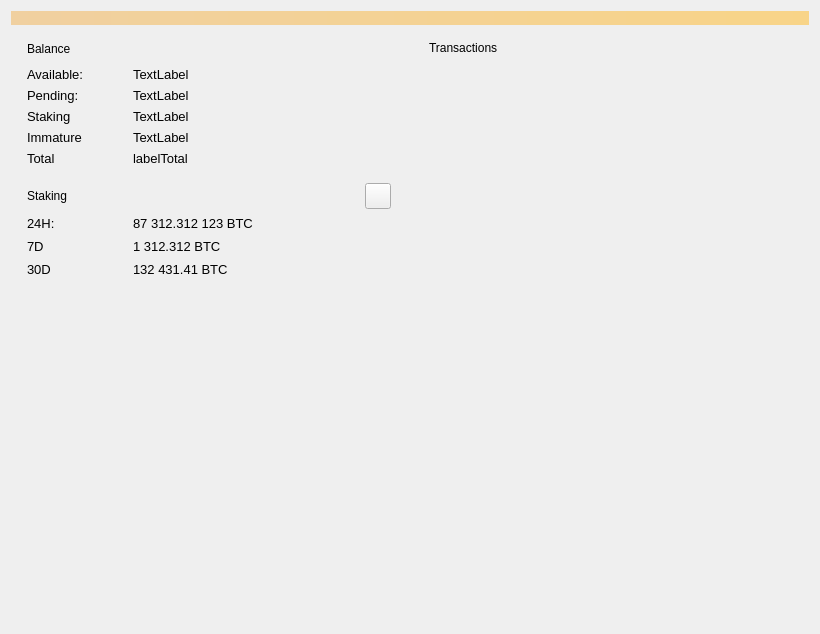
Old version of the form src/qt/forms/overviewpage.ui in the repository kobocoin/Kobocoin.
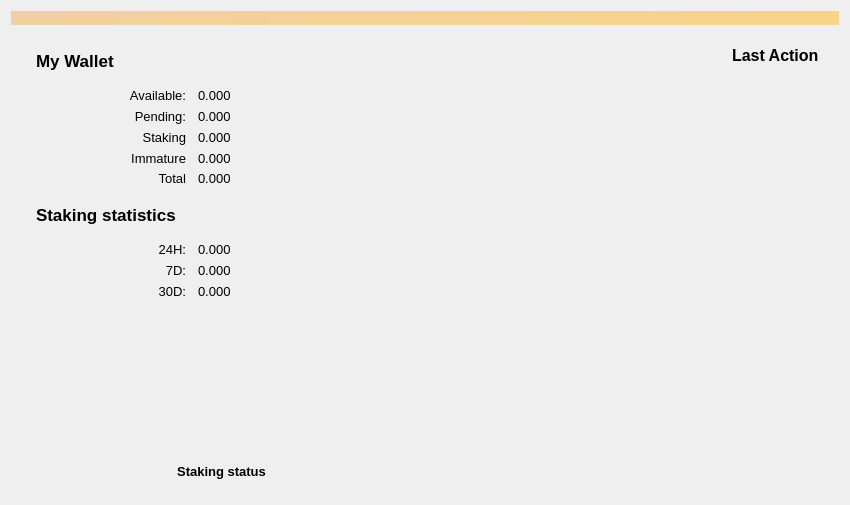
New version of the form. Icons and pictures are not drawn. Custom widgets are drawn as their Qt base class.

The edit to the form file:
```diff
--- a/src/qt/forms/overviewpage.ui
+++ b/src/qt/forms/overviewpage.ui
@@ -6,8 +6,8 @@
    <rect>
     <x>0</x>
     <y>0</y>
-    <width>820</width>
-    <height>634</height>
+    <width>850</width>
+    <height>505</height>
    </rect>
   </property>
   <property name="sizePolicy">
@@ -26,8 +26,14 @@
    <string>Form</string>
   </property>
   <layout class="QVBoxLayout" name="topLayout">
+   <property name="bottomMargin">
+    <number>9</number>
+   </property>
    <item>
     <widget class="QLabel" name="labelAlerts">
+     <property name="enabled">
+      <bool>true</bool>
+     </property>
      <property name="visible">
       <bool>false</bool>
      </property>
@@ -56,85 +62,134 @@
         <enum>QLayout::SetNoConstraint</enum>
        </property>
        <property name="leftMargin">
-        <number>16</number>
+        <number>15</number>
        </property>
        <property name="topMargin">
-        <number>7</number>
+        <number>0</number>
        </property>
        <property name="rightMargin">
-        <number>16</number>
+        <number>5</number>
        </property>
        <property name="bottomMargin">
         <number>16</number>
        </property>
        <item>
-        <layout class="QHBoxLayout" name="horizontalLayout_3">
+        <widget class="QWidget" name="widget" native="true">
+         <layout class="QVBoxLayout" name="verticalLayout_4" stretch="0,0,0,0">
          <property name="spacing">
+           <number>6</number>
+          </property>
+          <property name="leftMargin">
+           <number>10</number>
+          </property>
+          <property name="topMargin">
+           <number>8</number>
+          </property>
+          <property name="rightMargin">
+           <number>10</number>
+          </property>
+          <property name="bottomMargin">
+           <number>25</number>
+          </property>
+          <item>
+           <layout class="QHBoxLayout" name="horizontalLayout_9">
+            <property name="spacing">
           <number>0</number>
          </property>
+            <property name="topMargin">
+             <number>10</number>
+            </property>
+            <property name="rightMargin">
+             <number>15</number>
+            </property>
          <item>
-          <widget class="QLabel" name="label_4">
+             <widget class="QLabel" name="label_MyWallet">
+              <property name="enabled">
+               <bool>true</bool>
+              </property>
            <property name="sizePolicy">
-            <sizepolicy hsizetype="Minimum" vsizetype="Preferred">
+               <sizepolicy hsizetype="Preferred" vsizetype="Preferred">
              <horstretch>0</horstretch>
              <verstretch>0</verstretch>
             </sizepolicy>
            </property>
+              <property name="minimumSize">
+               <size>
+                <width>110</width>
+                <height>0</height>
+               </size>
+              </property>
            <property name="font">
-            <font/>
+               <font>
+                <pointsize>13</pointsize>
+                <weight>75</weight>
+                <bold>true</bold>
+               </font>
+              </property>
+              <property name="layoutDirection">
+               <enum>Qt::LeftToRight</enum>
+              </property>
+              <property name="lineWidth">
+               <number>1</number>
            </property>
            <property name="text">
-            <string>Balance</string>
+               <string>My Wallet</string>
+              </property>
+              <property name="alignment">
+               <set>Qt::AlignBottom|Qt::AlignLeading|Qt::AlignLeft</set>
+              </property>
+              <property name="margin">
+               <number>-1</number>
+              </property>
+              <property name="indent">
+               <number>-1</number>
            </property>
           </widget>
          </item>
          <item>
-          <spacer name="horizontalSpacer_11">
+             <spacer name="horizontalSpacer_2">
            <property name="orientation">
             <enum>Qt::Horizontal</enum>
            </property>
-           <property name="sizeType">
-            <enum>QSizePolicy::Maximum</enum>
-           </property>
            <property name="sizeHint" stdset="0">
             <size>
-             <width>10</width>
+                <width>40</width>
              <height>20</height>
             </size>
            </property>
           </spacer>
          </item>
          <item>
-          <widget class="QPushButton" name="labelWalletStatus">
+             <widget class="QLabel" name="label">
            <property name="maximumSize">
             <size>
-             <width>22</width>
-             <height>22</height>
-            </size>
-           </property>
-           <property name="baseSize">
-            <size>
-             <width>22</width>
-             <height>22</height>
+                <width>70</width>
+                <height>55</height>
             </size>
            </property>
            <property name="text">
             <string/>
            </property>
-           <property name="flat">
+              <property name="pixmap">
+               <pixmap resource="../bitcoin.qrc">:/images/wallet_logo2</pixmap>
+              </property>
+              <property name="scaledContents">
             <bool>true</bool>
            </property>
           </widget>
          </item>
          <item>
-          <spacer name="horizontalSpacer_10">
+             <spacer name="horizontalSpacer">
            <property name="orientation">
             <enum>Qt::Horizontal</enum>
            </property>
+              <property name="sizeType">
+               <enum>QSizePolicy::Preferred</enum>
+              </property>
            <property name="sizeHint" stdset="0">
             <size>
-             <width>40</width>
-             <height>20</height>
+                <width>20</width>
+                <height>22</height>
             </size>
            </property>
           </spacer>
@@ -142,20 +197,30 @@
         </layout>
        </item>
        <item>
-        <layout class="QHBoxLayout" name="horizontalLayout_4">
-         <item>
-          <layout class="QFormLayout" name="formLayout">
-           <property name="sizeConstraint">
-            <enum>QLayout::SetNoConstraint</enum>
-           </property>
+           <layout class="QFormLayout" name="formLayout_3">
            <property name="labelAlignment">
-            <set>Qt::AlignLeading|Qt::AlignLeft|Qt::AlignVCenter</set>
+             <set>Qt::AlignRight|Qt::AlignTrailing|Qt::AlignVCenter</set>
+            </property>
+            <property name="horizontalSpacing">
+             <number>12</number>
            </property>
            <property name="verticalSpacing">
             <number>4</number>
            </property>
+            <property name="leftMargin">
+             <number>50</number>
+            </property>
+            <property name="topMargin">
+             <number>10</number>
+            </property>
+            <property name="rightMargin">
+             <number>10</number>
+            </property>
+            <property name="bottomMargin">
+             <number>10</number>
+            </property>
            <item row="0" column="0">
-            <widget class="QLabel" name="label_5">
+             <widget class="QLabel" name="lbl_Available_text">
              <property name="sizePolicy">
               <sizepolicy hsizetype="Minimum" vsizetype="Preferred">
                <horstretch>0</horstretch>
@@ -186,7 +251,7 @@
               <string>Available:</string>
              </property>
              <property name="alignment">
-              <set>Qt::AlignLeading|Qt::AlignLeft|Qt::AlignVCenter</set>
+               <set>Qt::AlignRight|Qt::AlignTrailing|Qt::AlignVCenter</set>
              </property>
             </widget>
            </item>
@@ -201,7 +266,7 @@
               </font>
              </property>
              <property name="text">
-              <string>TextLabel</string>
+               <string>0.000</string>
              </property>
              <property name="alignment">
               <set>Qt::AlignLeading|Qt::AlignLeft|Qt::AlignVCenter</set>
@@ -209,7 +274,7 @@
             </widget>
            </item>
            <item row="1" column="0">
-            <widget class="QLabel" name="label_7">
+             <widget class="QLabel" name="lbl_Pending_Text">
              <property name="sizePolicy">
               <sizepolicy hsizetype="Minimum" vsizetype="Preferred">
                <horstretch>0</horstretch>
@@ -240,7 +305,7 @@
               <string>Pending:</string>
              </property>
              <property name="alignment">
-              <set>Qt::AlignLeading|Qt::AlignLeft|Qt::AlignVCenter</set>
+               <set>Qt::AlignRight|Qt::AlignTrailing|Qt::AlignVCenter</set>
              </property>
             </widget>
            </item>
@@ -255,7 +320,61 @@
               </font>
              </property>
              <property name="text">
-              <string>TextLabel</string>
+               <string>0.000</string>
+              </property>
+              <property name="alignment">
+               <set>Qt::AlignLeading|Qt::AlignLeft|Qt::AlignVCenter</set>
+              </property>
+             </widget>
+            </item>
+            <item row="2" column="0">
+             <widget class="QLabel" name="labelStakingText">
+              <property name="sizePolicy">
+               <sizepolicy hsizetype="Minimum" vsizetype="Preferred">
+                <horstretch>0</horstretch>
+                <verstretch>0</verstretch>
+               </sizepolicy>
+              </property>
+              <property name="minimumSize">
+               <size>
+                <width>100</width>
+                <height>17</height>
+               </size>
+              </property>
+              <property name="maximumSize">
+               <size>
+                <width>100</width>
+                <height>17</height>
+               </size>
+              </property>
+              <property name="font">
+               <font>
+                <pointsize>10</pointsize>
+                <weight>50</weight>
+                <bold>false</bold>
+                <stylestrategy>PreferAntialias</stylestrategy>
+               </font>
+              </property>
+              <property name="text">
+               <string>Staking</string>
+              </property>
+              <property name="alignment">
+               <set>Qt::AlignRight|Qt::AlignTrailing|Qt::AlignVCenter</set>
+              </property>
+             </widget>
+            </item>
+            <item row="2" column="1">
+             <widget class="QLabel" name="labelStaking">
+              <property name="font">
+               <font>
+                <pointsize>10</pointsize>
+                <weight>50</weight>
+                <bold>false</bold>
+                <stylestrategy>PreferAntialias</stylestrategy>
+               </font>
+              </property>
+              <property name="text">
+               <string>0.000</string>
              </property>
              <property name="alignment">
               <set>Qt::AlignLeading|Qt::AlignLeft|Qt::AlignVCenter</set>
@@ -294,7 +413,7 @@
               <string>Immature</string>
              </property>
              <property name="alignment">
-              <set>Qt::AlignLeading|Qt::AlignLeft|Qt::AlignVCenter</set>
+               <set>Qt::AlignRight|Qt::AlignTrailing|Qt::AlignVCenter</set>
              </property>
             </widget>
            </item>
@@ -309,7 +428,7 @@
               </font>
              </property>
              <property name="text">
-              <string>TextLabel</string>
+               <string>0.000</string>
              </property>
              <property name="alignment">
               <set>Qt::AlignLeading|Qt::AlignLeft|Qt::AlignVCenter</set>
@@ -317,7 +436,7 @@
             </widget>
            </item>
            <item row="4" column="0">
-            <widget class="QLabel" name="label_8">
+             <widget class="QLabel" name="overviewpage_total_label">
              <property name="sizePolicy">
               <sizepolicy hsizetype="Minimum" vsizetype="Preferred">
                <horstretch>0</horstretch>
@@ -326,14 +445,14 @@
              </property>
              <property name="minimumSize">
               <size>
-               <width>100</width>
-               <height>17</height>
+                <width>0</width>
+                <height>0</height>
               </size>
              </property>
              <property name="maximumSize">
               <size>
-               <width>100</width>
-               <height>17</height>
+                <width>16777215</width>
+                <height>16777215</height>
               </size>
              </property>
              <property name="font">
@@ -348,7 +467,7 @@
               <string>Total</string>
              </property>
              <property name="alignment">
-              <set>Qt::AlignLeading|Qt::AlignLeft|Qt::AlignVCenter</set>
+               <set>Qt::AlignRight|Qt::AlignTrailing|Qt::AlignVCenter</set>
              </property>
             </widget>
            </item>
@@ -363,151 +482,76 @@
               </font>
              </property>
              <property name="text">
-              <string>labelTotal</string>
+               <string>0.000</string>
              </property>
              <property name="alignment">
               <set>Qt::AlignLeading|Qt::AlignLeft|Qt::AlignVCenter</set>
              </property>
             </widget>
            </item>
-           <item row="2" column="1">
-            <widget class="QLabel" name="labelStaking">
-             <property name="font">
-              <font>
-               <pointsize>10</pointsize>
-               <weight>50</weight>
-               <bold>false</bold>
-               <stylestrategy>PreferAntialias</stylestrategy>
-              </font>
-             </property>
-             <property name="text">
-              <string>TextLabel</string>
-             </property>
-             <property name="alignment">
-              <set>Qt::AlignLeading|Qt::AlignLeft|Qt::AlignVCenter</set>
-             </property>
-            </widget>
-           </item>
-           <item row="2" column="0">
-            <widget class="QLabel" name="labelStakingText">
-             <property name="sizePolicy">
-              <sizepolicy hsizetype="Minimum" vsizetype="Preferred">
-               <horstretch>0</horstretch>
-               <verstretch>0</verstretch>
-              </sizepolicy>
-             </property>
-             <property name="minimumSize">
-              <size>
-               <width>100</width>
-               <height>17</height>
-              </size>
-             </property>
-             <property name="maximumSize">
-              <size>
-               <width>100</width>
-               <height>17</height>
-              </size>
-             </property>
-             <property name="font">
-              <font>
-               <pointsize>10</pointsize>
-               <weight>50</weight>
-               <bold>false</bold>
-               <stylestrategy>PreferAntialias</stylestrategy>
-              </font>
-             </property>
-             <property name="text">
-              <string>Staking</string>
-             </property>
-             <property name="alignment">
-              <set>Qt::AlignLeading|Qt::AlignLeft|Qt::AlignVCenter</set>
-             </property>
-            </widget>
-           </item>
-          </layout>
-         </item>
-        </layout>
-       </item>
+           </layout>
+          </item>
        <item>
-        <spacer name="verticalSpacer_5">
-         <property name="orientation">
-          <enum>Qt::Vertical</enum>
-         </property>
-         <property name="sizeType">
-          <enum>QSizePolicy::Maximum</enum>
-         </property>
-         <property name="sizeHint" stdset="0">
-          <size>
-           <width>20</width>
-           <height>10</height>
-          </size>
-         </property>
-        </spacer>
-       </item>
-       <item>
-        <layout class="QHBoxLayout" name="horizontalLayout_7">
-         <property name="spacing">
+           <layout class="QHBoxLayout" name="horizontalLayout_4">
+            <property name="topMargin">
+             <number>3</number>
+            </property>
+            <property name="bottomMargin">
           <number>0</number>
          </property>
          <item>
-          <widget class="QLabel" name="label_11">
+             <widget class="QLabel" name="StakingStatus_Heading">
+              <property name="minimumSize">
+               <size>
+                <width>100</width>
+                <height>0</height>
+               </size>
+              </property>
            <property name="font">
-            <font/>
+               <font>
+                <pointsize>13</pointsize>
+                <weight>75</weight>
+                <bold>true</bold>
+               </font>
+              </property>
+              <property name="lineWidth">
+               <number>1</number>
            </property>
            <property name="text">
-            <string>Staking</string>
+               <string>Staking statistics</string>
            </property>
            <property name="alignment">
             <set>Qt::AlignLeading|Qt::AlignLeft|Qt::AlignVCenter</set>
            </property>
-          </widget>
-         </item>
-         <item>
-          <spacer name="horizontalSpacer_8">
-           <property name="orientation">
-            <enum>Qt::Horizontal</enum>
-           </property>
-           <property name="sizeType">
-            <enum>QSizePolicy::Maximum</enum>
-           </property>
-           <property name="sizeHint" stdset="0">
-            <size>
-             <width>10</width>
-             <height>20</height>
-            </size>
-           </property>
-          </spacer>
-         </item>
-         <item>
-          <widget class="QPushButton" name="unlockStakingButton">
-           <property name="minimumSize">
-            <size>
-             <width>26</width>
-             <height>26</height>
-            </size>
-           </property>
-           <property name="maximumSize">
-            <size>
-             <width>26</width>
-             <height>26</height>
-            </size>
-           </property>
-           <property name="text">
-            <string/>
+              <property name="margin">
+               <number>-1</number>
            </property>
           </widget>
          </item>
         </layout>
        </item>
        <item>
-        <layout class="QHBoxLayout" name="horizontalLayout_6">
-         <item>
-          <layout class="QFormLayout" name="formLayout_2">
-           <property name="labelAlignment">
-            <set>Qt::AlignLeading|Qt::AlignLeft|Qt::AlignVCenter</set>
+           <layout class="QFormLayout" name="formLayout">
+            <property name="horizontalSpacing">
+             <number>12</number>
+            </property>
+            <property name="verticalSpacing">
+             <number>4</number>
+            </property>
+            <property name="leftMargin">
+             <number>50</number>
+            </property>
+            <property name="topMargin">
+             <number>10</number>
+            </property>
+            <property name="rightMargin">
+             <number>10</number>
+            </property>
+            <property name="bottomMargin">
+             <number>10</number>
            </property>
            <item row="1" column="0">
-            <widget class="QLabel" name="label_10">
+             <widget class="QLabel" name="lbl_7D_Text">
              <property name="sizePolicy">
               <sizepolicy hsizetype="Minimum" vsizetype="Preferred">
                <horstretch>0</horstretch>
@@ -532,73 +576,18 @@
                <weight>50</weight>
                <bold>false</bold>
                <stylestrategy>PreferAntialias</stylestrategy>
+                <kerning>false</kerning>
               </font>
              </property>
              <property name="text">
-              <string>24H:</string>
+               <string>7D:</string>
              </property>
              <property name="alignment">
-              <set>Qt::AlignLeading|Qt::AlignLeft|Qt::AlignVCenter</set>
+               <set>Qt::AlignRight|Qt::AlignTrailing|Qt::AlignVCenter</set>
              </property>
             </widget>
            </item>
            <item row="1" column="1">
-            <widget class="QLabel" name="label24hStakingStats">
-             <property name="font">
-              <font>
-               <pointsize>10</pointsize>
-               <weight>50</weight>
-               <bold>false</bold>
-               <stylestrategy>PreferAntialias</stylestrategy>
-               <kerning>false</kerning>
-              </font>
-             </property>
-             <property name="text">
-              <string>87 312.312 123 BTC</string>
-             </property>
-             <property name="alignment">
-              <set>Qt::AlignLeading|Qt::AlignLeft|Qt::AlignVCenter</set>
-             </property>
-            </widget>
-           </item>
-           <item row="2" column="0">
-            <widget class="QLabel" name="label_13">
-             <property name="sizePolicy">
-              <sizepolicy hsizetype="Minimum" vsizetype="Preferred">
-               <horstretch>0</horstretch>
-               <verstretch>0</verstretch>
-              </sizepolicy>
-             </property>
-             <property name="minimumSize">
-              <size>
-               <width>100</width>
-               <height>17</height>
-              </size>
-             </property>
-             <property name="maximumSize">
-              <size>
-               <width>100</width>
-               <height>17</height>
-              </size>
-             </property>
-             <property name="font">
-              <font>
-               <pointsize>10</pointsize>
-               <weight>50</weight>
-               <bold>false</bold>
-               <stylestrategy>PreferAntialias</stylestrategy>
-               <kerning>false</kerning>
-              </font>
-             </property>
-             <property name="text">
-              <string>7D</string>
-             </property>
-             <property name="alignment">
-              <set>Qt::AlignLeading|Qt::AlignLeft|Qt::AlignVCenter</set>
-             </property>
-            </widget>
-           </item>
-           <item row="2" column="1">
             <widget class="QLabel" name="label7dStakingStats">
              <property name="font">
               <font>
@@ -610,15 +599,15 @@
               </font>
              </property>
              <property name="text">
-              <string>1 312.312 BTC</string>
+               <string>0.000</string>
              </property>
              <property name="alignment">
               <set>Qt::AlignLeading|Qt::AlignLeft|Qt::AlignVCenter</set>
              </property>
             </widget>
            </item>
-           <item row="3" column="0">
-            <widget class="QLabel" name="label_14">
+            <item row="2" column="0">
+             <widget class="QLabel" name="lbl_30D_Text">
              <property name="sizePolicy">
               <sizepolicy hsizetype="Minimum" vsizetype="Preferred">
                <horstretch>0</horstretch>
@@ -627,13 +616,13 @@
              </property>
              <property name="minimumSize">
               <size>
-               <width>70</width>
+                <width>100</width>
                <height>17</height>
               </size>
              </property>
              <property name="maximumSize">
               <size>
-               <width>70</width>
+                <width>100</width>
                <height>17</height>
               </size>
              </property>
@@ -647,14 +636,14 @@
               </font>
              </property>
              <property name="text">
-              <string>30D</string>
+               <string>30D:</string>
              </property>
              <property name="alignment">
-              <set>Qt::AlignLeading|Qt::AlignLeft|Qt::AlignVCenter</set>
+               <set>Qt::AlignRight|Qt::AlignTrailing|Qt::AlignVCenter</set>
              </property>
             </widget>
            </item>
-           <item row="3" column="1">
+            <item row="2" column="1">
             <widget class="QLabel" name="label30dStakingStats">
              <property name="font">
               <font>
@@ -666,16 +655,104 @@
               </font>
              </property>
              <property name="text">
-              <string>132 431.41 BTC</string>
+               <string>0.000</string>
              </property>
              <property name="alignment">
               <set>Qt::AlignLeading|Qt::AlignLeft|Qt::AlignVCenter</set>
              </property>
             </widget>
            </item>
+            <item row="0" column="0">
+             <widget class="QLabel" name="lbl_24H_Text">
+              <property name="sizePolicy">
+               <sizepolicy hsizetype="Minimum" vsizetype="Preferred">
+                <horstretch>0</horstretch>
+                <verstretch>0</verstretch>
+               </sizepolicy>
+              </property>
+              <property name="minimumSize">
+               <size>
+                <width>100</width>
+                <height>17</height>
+               </size>
+              </property>
+              <property name="maximumSize">
+               <size>
+                <width>100</width>
+                <height>17</height>
+               </size>
+              </property>
+              <property name="font">
+               <font>
+                <pointsize>10</pointsize>
+                <weight>50</weight>
+                <bold>false</bold>
+                <stylestrategy>PreferAntialias</stylestrategy>
+               </font>
+              </property>
+              <property name="text">
+               <string>24H:</string>
+              </property>
+              <property name="alignment">
+               <set>Qt::AlignRight|Qt::AlignTrailing|Qt::AlignVCenter</set>
+              </property>
+             </widget>
+            </item>
+            <item row="0" column="1">
+             <widget class="QLabel" name="label24hStakingStats">
+              <property name="font">
+               <font>
+                <pointsize>10</pointsize>
+                <weight>50</weight>
+                <bold>false</bold>
+                <stylestrategy>PreferAntialias</stylestrategy>
+                <kerning>false</kerning>
+               </font>
+              </property>
+              <property name="text">
+               <string>0.000</string>
+              </property>
+              <property name="alignment">
+               <set>Qt::AlignLeading|Qt::AlignLeft|Qt::AlignVCenter</set>
+              </property>
+             </widget>
+            </item>
           </layout>
          </item>
         </layout>
+        </widget>
+       </item>
+       <item>
+        <spacer name="verticalSpacer">
+         <property name="orientation">
+          <enum>Qt::Vertical</enum>
+         </property>
+         <property name="sizeHint" stdset="0">
+          <size>
+           <width>20</width>
+           <height>5</height>
+          </size>
+         </property>
+        </spacer>
+       </item>
+       <item>
+        <widget class="QLabel" name="label_2">
+         <property name="text">
+          <string/>
+         </property>
+         <property name="pixmap">
+          <pixmap resource="../bitcoin.qrc">:/images/wallet_logo100x79</pixmap>
+         </property>
+         <property name="scaledContents">
+          <bool>false</bool>
+         </property>
+         <property name="alignment">
+          <set>Qt::AlignCenter</set>
+         </property>
+         <property name="wordWrap">
+          <bool>false</bool>
+         </property>
+        </widget>
        </item>
        <item>
         <widget class="QLabel" name="stakingStatusLabel">
@@ -687,57 +764,81 @@
          </property>
          <property name="minimumSize">
           <size>
-           <width>235</width>
+           <width>0</width>
            <height>0</height>
           </size>
          </property>
          <property name="maximumSize">
           <size>
-           <width>235</width>
+           <width>16777215</width>
            <height>16777215</height>
           </size>
          </property>
+         <property name="font">
+          <font>
+           <pointsize>10</pointsize>
+           <weight>75</weight>
+           <bold>true</bold>
+           <kerning>true</kerning>
+          </font>
+         </property>
          <property name="text">
-          <string/>
+          <string>Staking status</string>
+         </property>
+         <property name="alignment">
+          <set>Qt::AlignCenter</set>
          </property>
          <property name="wordWrap">
           <bool>true</bool>
          </property>
         </widget>
        </item>
-       <item>
-        <spacer name="verticalSpacer_4">
-         <property name="orientation">
-          <enum>Qt::Vertical</enum>
-         </property>
-         <property name="sizeHint" stdset="0">
-          <size>
-           <width>20</width>
-           <height>40</height>
-          </size>
-         </property>
-        </spacer>
-       </item>
       </layout>
      </item>
      <item>
+      <widget class="QWidget" name="widget_2" native="true">
       <layout class="QVBoxLayout" name="verticalLayout_3">
        <property name="leftMargin">
-        <number>16</number>
+         <number>10</number>
        </property>
        <property name="topMargin">
         <number>7</number>
        </property>
        <property name="rightMargin">
-        <number>16</number>
+         <number>5</number>
        </property>
        <property name="bottomMargin">
         <number>16</number>
        </property>
        <item>
-        <layout class="QVBoxLayout" name="verticalLayout_4">
+         <layout class="QVBoxLayout" name="verticalLayout_4_4">
+          <property name="leftMargin">
+           <number>0</number>
+          </property>
+          <property name="rightMargin">
+           <number>15</number>
+          </property>
          <item>
           <layout class="QHBoxLayout" name="horizontalLayout_5">
+            <property name="sizeConstraint">
+             <enum>QLayout::SetDefaultConstraint</enum>
+            </property>
+            <property name="topMargin">
+             <number>8</number>
+            </property>
+            <item>
+             <spacer name="horizontalSpacer_12">
+              <property name="orientation">
+               <enum>Qt::Horizontal</enum>
+              </property>
+              <property name="sizeHint" stdset="0">
+               <size>
+                <width>40</width>
+                <height>20</height>
+               </size>
+              </property>
+             </spacer>
+            </item>
            <item>
             <widget class="QLabel" name="label_12">
              <property name="sizePolicy">
@@ -753,54 +854,122 @@
               </size>
              </property>
              <property name="font">
-              <font/>
+               <font>
+                <pointsize>12</pointsize>
+                <weight>75</weight>
+                <bold>true</bold>
+               </font>
              </property>
              <property name="text">
-              <string>Transactions</string>
+               <string>Last Action</string>
              </property>
             </widget>
            </item>
+           </layout>
+          </item>
            <item>
-            <spacer name="horizontalSpacer_12">
-             <property name="orientation">
-              <enum>Qt::Horizontal</enum>
-             </property>
-             <property name="sizeHint" stdset="0">
+           <widget class="QListView" name="listTransactions">
+            <property name="minimumSize">
               <size>
-               <width>40</width>
-               <height>20</height>
-              </size>
-             </property>
-            </spacer>
-           </item>
-          </layout>
+              <width>0</width>
+              <height>250</height>
+             </size>
+            </property>
+            <property name="styleSheet">
+             <string notr="true">QListView { background: transparent; }</string>
+            </property>
+           </widget>
          </item>
          <item>
-          <spacer name="verticalSpacer_6">
+           <spacer name="verticalSpacer_2">
            <property name="orientation">
             <enum>Qt::Vertical</enum>
            </property>
            <property name="sizeType">
-            <enum>QSizePolicy::Maximum</enum>
+             <enum>QSizePolicy::Expanding</enum>
            </property>
            <property name="sizeHint" stdset="0">
             <size>
              <width>20</width>
-             <height>4</height>
+              <height>40</height>
             </size>
            </property>
           </spacer>
          </item>
          <item>
-          <widget class="ListView" name="listTransactions" native="true">
-           <property name="styleSheet">
-            <string notr="true">background: transparent;border:0</string>
-           </property>
-          </widget>
-         </item>
+           <layout class="QHBoxLayout" name="horizontalLayout_3">
+            <property name="spacing">
+             <number>0</number>
+            </property>
+            <item>
+             <spacer name="horizontalSpacer_11">
+              <property name="orientation">
+               <enum>Qt::Horizontal</enum>
+              </property>
+              <property name="sizeType">
+               <enum>QSizePolicy::Expanding</enum>
+              </property>
+              <property name="sizeHint" stdset="0">
+               <size>
+                <width>10</width>
+                <height>20</height>
+               </size>
+              </property>
+             </spacer>
+            </item>
+            <item>
+             <widget class="QPushButton" name="labelWalletStatus">
+              <property name="minimumSize">
+               <size>
+                <width>40</width>
+                <height>40</height>
+               </size>
+              </property>
+              <property name="maximumSize">
+               <size>
+                <width>40</width>
+                <height>40</height>
+               </size>
+              </property>
+              <property name="baseSize">
+               <size>
+                <width>40</width>
+                <height>40</height>
+               </size>
+              </property>
+              <property name="text">
+               <string/>
+              </property>
+              <property name="iconSize">
+               <size>
+                <width>40</width>
+                <height>40</height>
+               </size>
+              </property>
+              <property name="flat">
+               <bool>true</bool>
+              </property>
+             </widget>
+            </item>
+            <item>
+             <spacer name="horizontalSpacer_10">
+              <property name="orientation">
+               <enum>Qt::Horizontal</enum>
+              </property>
+              <property name="sizeHint" stdset="0">
+               <size>
+                <width>40</width>
+                <height>20</height>
+               </size>
+              </property>
+             </spacer>
+            </item>
         </layout>
        </item>
       </layout>
+        </item>
+       </layout>
+      </widget>
      </item>
     </layout>
    </item>
@@ -817,7 +986,7 @@
        <property name="sizeHint" stdset="0">
         <size>
          <width>40</width>
-         <height>20</height>
+         <height>1</height>
         </size>
        </property>
       </spacer>
@@ -826,13 +995,8 @@
    </item>
   </layout>
  </widget>
- <customwidgets>
-  <customwidget>
-   <class>ListView</class>
-   <extends>QWidget</extends>
-   <header>listview.h</header>
-  </customwidget>
- </customwidgets>
- <resources/>
+ <resources>
+  <include location="../bitcoin.qrc"/>
+ </resources>
  <connections/>
 </ui>
```
Lines whose indentation alone changed are shown as unchanged.
